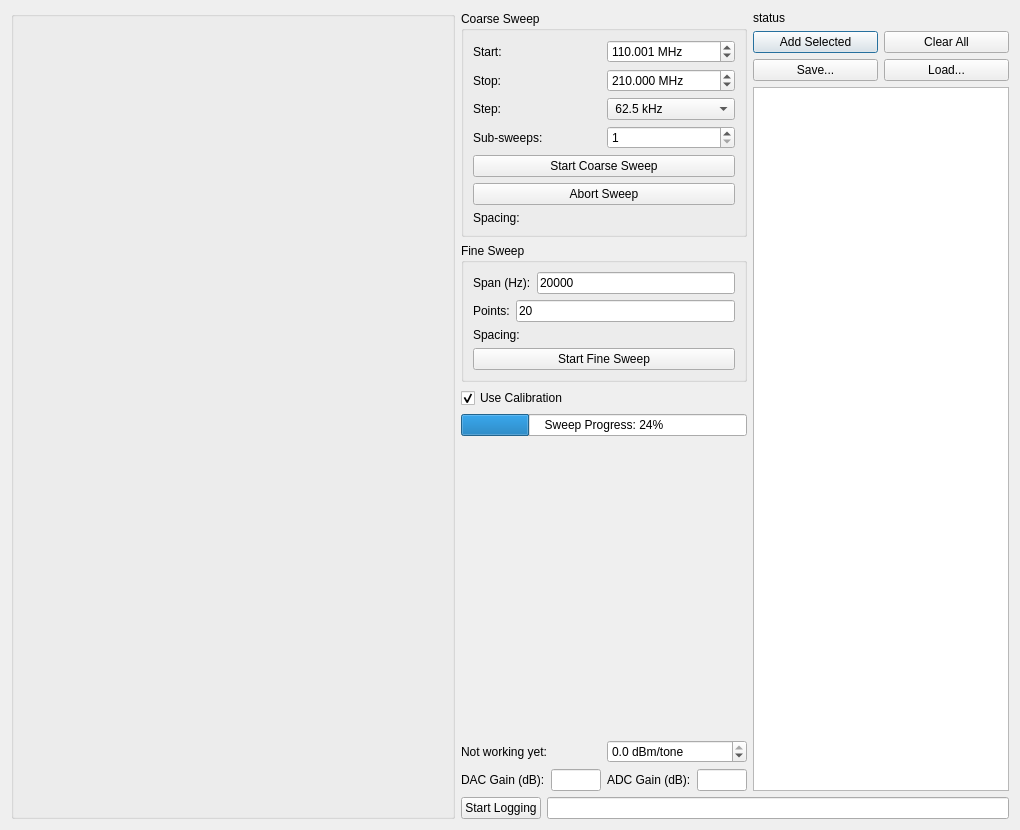
ColumbiaCMB/kid_readout, file apps/uis/basic_sweep.ui: the form before one commit.
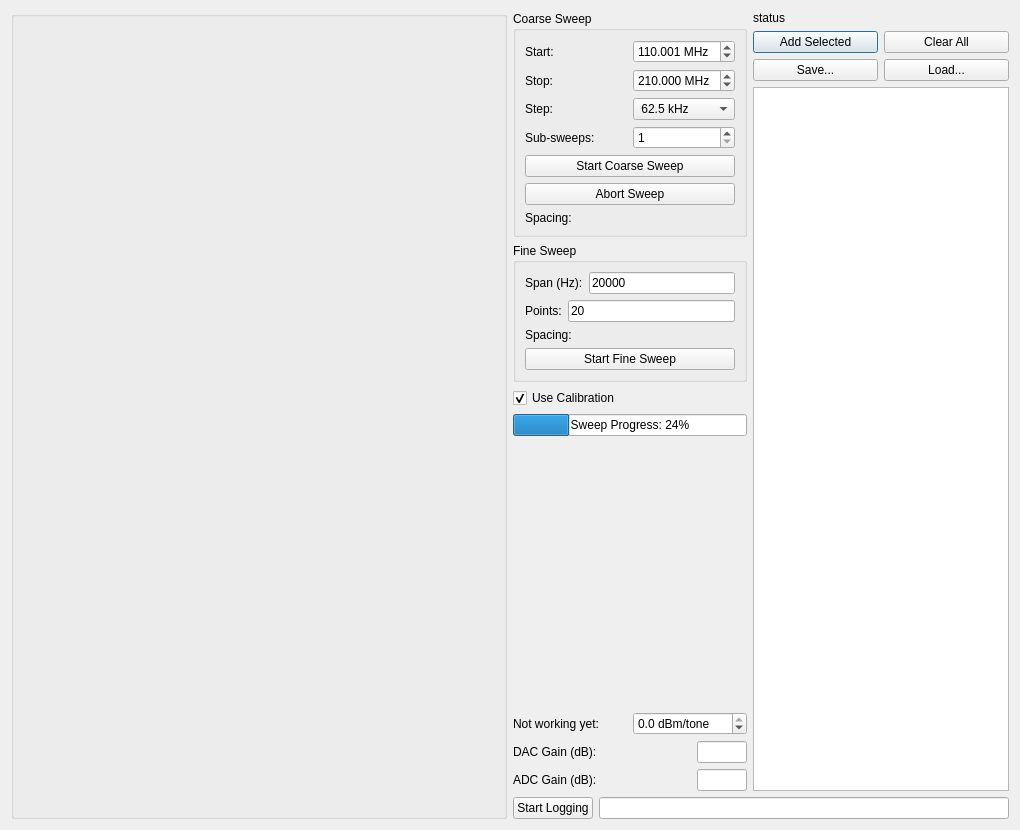
The form after the commit.

The edit to the form file:
```diff
--- a/apps/uis/basic_sweep.ui
+++ b/apps/uis/basic_sweep.ui
@@ -13,7 +13,7 @@
   <property name="windowTitle">
    <string>KIDleidoscope</string>
   </property>
-  <layout class="QHBoxLayout" name="horizontalLayout_18">
+  <layout class="QHBoxLayout" name="horizontalLayout_17">
    <item>
     <widget class="QGroupBox" name="plot_group_box">
      <property name="sizePolicy">
@@ -33,7 +33,7 @@
    <item>
     <layout class="QVBoxLayout" name="verticalLayout_4">
      <item>
-      <layout class="QHBoxLayout" name="horizontalLayout_17">
+      <layout class="QHBoxLayout" name="horizontalLayout_16">
        <item>
         <layout class="QVBoxLayout" name="verticalLayout_3">
          <item>
@@ -343,8 +343,6 @@
           </layout>
          </item>
          <item>
-          <layout class="QHBoxLayout" name="horizontalLayout_16">
-           <item>
             <layout class="QHBoxLayout" name="horizontalLayout_14">
              <item>
               <widget class="QLabel" name="label_8">
@@ -407,8 +405,6 @@
                 </size>
                </property>
               </widget>
-             </item>
-            </layout>
            </item>
           </layout>
          </item>
```
Left out of the diff: 2 changed lines with no effect on the pictures. Lines whose indentation alone changed are shown as unchanged.
